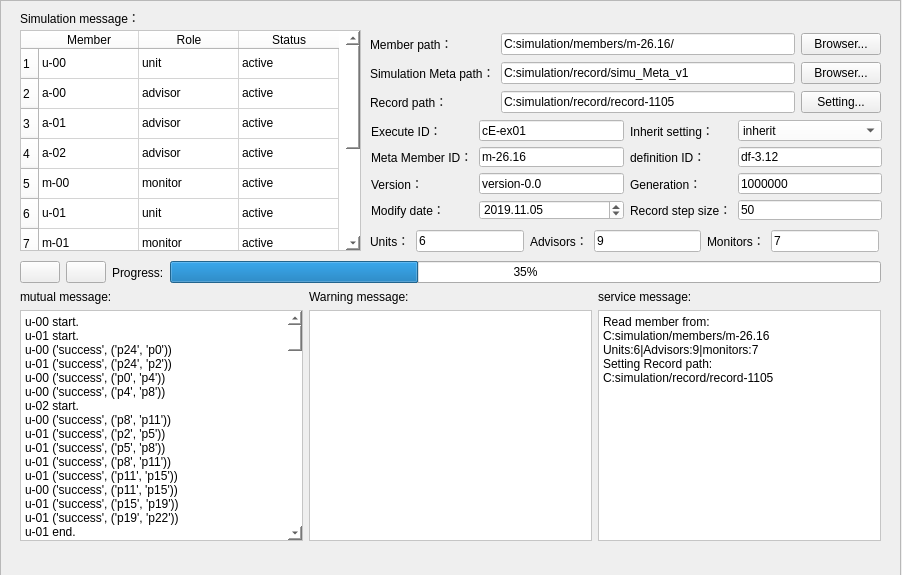
Above: UI/coEvolution_child.ui from ANiMA931/simulation_execution_monitoring before the change. Below: the same form after it.
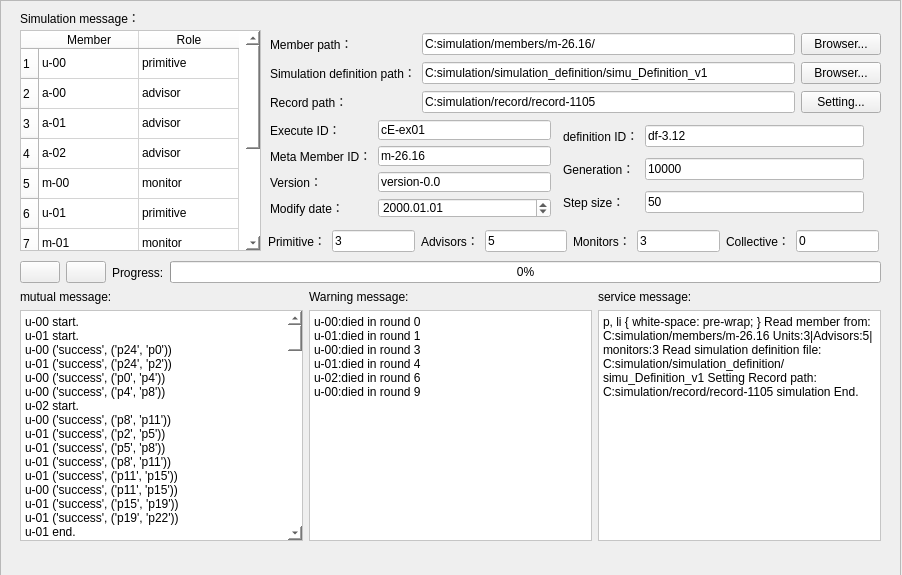
That is the form after the change. Icons and pictures are not drawn.

What changed in the file:
```diff
--- a/UI/coEvolution_child.ui
+++ b/UI/coEvolution_child.ui
@@ -102,7 +102,7 @@
      <item>
       <widget class="QProgressBar" name="exe_progress_bar">
        <property name="value">
-        <number>35</number>
+        <number>0</number>
        </property>
       </widget>
      </item>
@@ -113,7 +113,7 @@
      <rect>
       <x>20</x>
       <y>30</y>
-      <width>341</width>
+      <width>241</width>
       <height>221</height>
      </rect>
     </property>
@@ -185,11 +185,6 @@
       <string>Role</string>
      </property>
     </column>
-    <column>
-     <property name="text">
-      <string>Status</string>
-     </property>
-    </column>
     <item row="0" column="0">
      <property name="text">
       <string>u-00</string>
@@ -197,12 +192,7 @@
     </item>
     <item row="0" column="1">
      <property name="text">
-      <string>unit</string>
-     </property>
-    </item>
-    <item row="0" column="2">
-     <property name="text">
-      <string>active</string>
+      <string>primitive</string>
      </property>
     </item>
     <item row="1" column="0">
@@ -215,11 +205,6 @@
       <string>advisor</string>
      </property>
     </item>
-    <item row="1" column="2">
-     <property name="text">
-      <string>active</string>
-     </property>
-    </item>
     <item row="2" column="0">
      <property name="text">
       <string>a-01</string>
@@ -230,11 +215,6 @@
       <string>advisor</string>
      </property>
     </item>
-    <item row="2" column="2">
-     <property name="text">
-      <string>active</string>
-     </property>
-    </item>
     <item row="3" column="0">
      <property name="text">
       <string>a-02</string>
@@ -245,11 +225,6 @@
       <string>advisor</string>
      </property>
     </item>
-    <item row="3" column="2">
-     <property name="text">
-      <string>active</string>
-     </property>
-    </item>
     <item row="4" column="0">
      <property name="text">
       <string>m-00</string>
@@ -260,11 +235,6 @@
       <string>monitor</string>
      </property>
     </item>
-    <item row="4" column="2">
-     <property name="text">
-      <string>active</string>
-     </property>
-    </item>
     <item row="5" column="0">
      <property name="text">
       <string>u-01</string>
@@ -272,12 +242,7 @@
     </item>
     <item row="5" column="1">
      <property name="text">
-      <string>unit</string>
-     </property>
-    </item>
-    <item row="5" column="2">
-     <property name="text">
-      <string>active</string>
+      <string>primitive</string>
      </property>
     </item>
     <item row="6" column="0">
@@ -290,11 +255,6 @@
       <string>monitor</string>
      </property>
     </item>
-    <item row="6" column="2">
-     <property name="text">
-      <string>active</string>
-     </property>
-    </item>
     <item row="7" column="0">
      <property name="text">
       <string>a-03</string>
@@ -305,11 +265,6 @@
       <string>advisor</string>
      </property>
     </item>
-    <item row="7" column="2">
-     <property name="text">
-      <string>active</string>
-     </property>
-    </item>
     <item row="8" column="0">
      <property name="text">
       <string>m-02</string>
@@ -320,11 +275,6 @@
       <string>monitor</string>
      </property>
     </item>
-    <item row="8" column="2">
-     <property name="text">
-      <string>active</string>
-     </property>
-    </item>
     <item row="9" column="0">
      <property name="text">
       <string>u-03</string>
@@ -332,12 +282,7 @@
     </item>
     <item row="9" column="1">
      <property name="text">
-      <string>unit</string>
-     </property>
-    </item>
-    <item row="9" column="2">
-     <property name="text">
-      <string>active</string>
+      <string>primitive</string>
      </property>
     </item>
     <item row="10" column="0">
@@ -350,11 +295,6 @@
       <string>advisor</string>
      </property>
     </item>
-    <item row="10" column="2">
-     <property name="text">
-      <string>active</string>
-     </property>
-    </item>
    </widget>
    <widget class="QWidget" name="layoutWidget_3">
     <property name="geometry">
@@ -1324,7 +1264,12 @@
 &lt;html&gt;&lt;head&gt;&lt;meta name=&quot;qrichtext&quot; content=&quot;1&quot; /&gt;&lt;style type=&quot;text/css&quot;&gt;
 p, li { white-space: pre-wrap; }
 &lt;/style&gt;&lt;/head&gt;&lt;body style=&quot; font-family:'SimSun'; font-size:9pt; font-weight:400; font-style:normal;&quot;&gt;
-&lt;p style=&quot;-qt-paragraph-type:empty; margin-top:0px; margin-bottom:0px; margin-left:0px; margin-right:0px; -qt-block-indent:0; text-indent:0px;&quot;&gt;&lt;br /&gt;&lt;/p&gt;&lt;/body&gt;&lt;/html&gt;</string>
+&lt;p style=&quot; margin-top:0px; margin-bottom:0px; margin-left:0px; margin-right:0px; -qt-block-indent:0; text-indent:0px;&quot;&gt;u-00:died in round 0&lt;/p&gt;
+&lt;p style=&quot; margin-top:0px; margin-bottom:0px; margin-left:0px; margin-right:0px; -qt-block-indent:0; text-indent:0px;&quot;&gt;u-01:died in round 1&lt;/p&gt;
+&lt;p style=&quot; margin-top:0px; margin-bottom:0px; margin-left:0px; margin-right:0px; -qt-block-indent:0; text-indent:0px;&quot;&gt;u-00:died in round 3&lt;/p&gt;
+&lt;p style=&quot; margin-top:0px; margin-bottom:0px; margin-left:0px; margin-right:0px; -qt-block-indent:0; text-indent:0px;&quot;&gt;u-01:died in round 4&lt;/p&gt;
+&lt;p style=&quot; margin-top:0px; margin-bottom:0px; margin-left:0px; margin-right:0px; -qt-block-indent:0; text-indent:0px;&quot;&gt;u-02:died in round 6&lt;/p&gt;
+&lt;p style=&quot; margin-top:0px; margin-bottom:0px; margin-left:0px; margin-right:0px; -qt-block-indent:0; text-indent:0px;&quot;&gt;u-00:died in round 9&lt;/p&gt;&lt;/body&gt;&lt;/html&gt;</string>
        </property>
       </widget>
      </item>
@@ -1340,10 +1285,12 @@
 &lt;/style&gt;&lt;/head&gt;&lt;body style=&quot; font-family:'SimSun'; font-size:9pt; font-weight:400; font-style:normal;&quot;&gt;
 &lt;p style=&quot; margin-top:0px; margin-bottom:0px; margin-left:0px; margin-right:0px; -qt-block-indent:0; text-indent:0px;&quot;&gt;Read member from:&lt;/p&gt;
 &lt;p style=&quot; margin-top:0px; margin-bottom:0px; margin-left:0px; margin-right:0px; -qt-block-indent:0; text-indent:0px;&quot;&gt;C:simulation/members/m-26.16&lt;/p&gt;
-&lt;p style=&quot; margin-top:0px; margin-bottom:0px; margin-left:0px; margin-right:0px; -qt-block-indent:0; text-indent:0px;&quot;&gt;Units:6|Advisors:9|monitors:7&lt;/p&gt;
+&lt;p style=&quot; margin-top:0px; margin-bottom:0px; margin-left:0px; margin-right:0px; -qt-block-indent:0; text-indent:0px;&quot;&gt;Units:3|Advisors:5|monitors:3&lt;/p&gt;
+&lt;p style=&quot; margin-top:0px; margin-bottom:0px; margin-left:0px; margin-right:0px; -qt-block-indent:0; text-indent:0px;&quot;&gt;Read simulation definition file:&lt;/p&gt;
+&lt;p style=&quot; margin-top:0px; margin-bottom:0px; margin-left:0px; margin-right:0px; -qt-block-indent:0; text-indent:0px;&quot;&gt;C:simulation/simulation_definition/simu_Definition_v1&lt;/p&gt;
 &lt;p style=&quot; margin-top:0px; margin-bottom:0px; margin-left:0px; margin-right:0px; -qt-block-indent:0; text-indent:0px;&quot;&gt;Setting Record path:&lt;/p&gt;
 &lt;p style=&quot; margin-top:0px; margin-bottom:0px; margin-left:0px; margin-right:0px; -qt-block-indent:0; text-indent:0px;&quot;&gt;C:simulation/record/record-1105&lt;/p&gt;
-&lt;p style=&quot;-qt-paragraph-type:empty; margin-top:0px; margin-bottom:0px; margin-left:0px; margin-right:0px; -qt-block-indent:0; text-indent:0px;&quot;&gt;&lt;br /&gt;&lt;/p&gt;&lt;/body&gt;&lt;/html&gt;</string>
+&lt;p style=&quot; margin-top:0px; margin-bottom:0px; margin-left:0px; margin-right:0px; -qt-block-indent:0; text-indent:0px;&quot;&gt;simulation End.&lt;/p&gt;&lt;/body&gt;&lt;/html&gt;</string>
        </property>
       </widget>
      </item>
@@ -1352,9 +1299,9 @@
    <widget class="QWidget" name="layoutWidget">
     <property name="geometry">
      <rect>
-      <x>370</x>
+      <x>268</x>
       <y>230</y>
-      <width>509</width>
+      <width>611</width>
       <height>22</height>
      </rect>
     </property>
@@ -1362,7 +1309,7 @@
      <item>
       <widget class="QLabel" name="label_4">
        <property name="text">
-        <string>Units：</string>
+        <string>Primitive：</string>
        </property>
       </widget>
      </item>
@@ -1373,7 +1320,7 @@
 </string>
        </property>
        <property name="text">
-        <string>6</string>
+        <string>3</string>
        </property>
       </widget>
      </item>
@@ -1391,7 +1338,7 @@
 </string>
        </property>
        <property name="text">
-        <string>9</string>
+        <string>5</string>
        </property>
       </widget>
      </item>
@@ -1409,19 +1356,124 @@
 </string>
        </property>
        <property name="text">
-        <string>7</string>
+        <string>3</string>
        </property>
       </widget>
      </item>
+     <item>
+      <widget class="QLabel" name="label_7">
+       <property name="text">
+        <string>Collective：</string>
+       </property>
+      </widget>
+     </item>
+     <item>
+      <widget class="QLineEdit" name="se_ID_edit_7">
+       <property name="styleSheet">
+        <string notr="true">background-color: rgb(255, 255, 255);
+</string>
+       </property>
+       <property name="text">
+        <string>0</string>
+       </property>
+      </widget>
+     </item>
     </layout>
    </widget>
    <widget class="QWidget" name="layoutWidget">
     <property name="geometry">
      <rect>
-      <x>371</x>
+      <x>270</x>
+      <y>32</y>
+      <width>611</width>
+      <height>83</height>
+     </rect>
+    </property>
+    <layout class="QGridLayout" name="gridLayout">
+     <item row="0" column="0">
+      <widget class="QLabel" name="units_dir_label">
+       <property name="text">
+        <string>Member path：</string>
+       </property>
+      </widget>
+     </item>
+     <item row="0" column="1">
+      <widget class="QLineEdit" name="units_dir_path">
+       <property name="styleSheet">
+        <string notr="true">background-color: rgb(255, 255, 255);
+</string>
+       </property>
+       <property name="text">
+        <string>C:simulation/members/m-26.16/</string>
+       </property>
+      </widget>
+     </item>
+     <item row="0" column="2">
+      <widget class="QPushButton" name="units_filedialog_btn">
+       <property name="text">
+        <string>Browser...</string>
+       </property>
+      </widget>
+     </item>
+     <item row="1" column="0">
+      <widget class="QLabel" name="simu_meta_dir_label">
+       <property name="text">
+        <string>Simulation definition path：</string>
+       </property>
+      </widget>
+     </item>
+     <item row="1" column="1">
+      <widget class="QLineEdit" name="simu_meta_dir_path">
+       <property name="styleSheet">
+        <string notr="true">background-color: rgb(255, 255, 255);
+</string>
+       </property>
+       <property name="text">
+        <string>C:simulation/simulation_definition/simu_Definition_v1</string>
+       </property>
+      </widget>
+     </item>
+     <item row="1" column="2">
+      <widget class="QPushButton" name="simu_meta_filedialog_btn">
+       <property name="text">
+        <string>Browser...</string>
+       </property>
+      </widget>
+     </item>
+     <item row="2" column="0">
+      <widget class="QLabel" name="record_dir_label">
+       <property name="text">
+        <string>Record path：</string>
+       </property>
+      </widget>
+     </item>
+     <item row="2" column="1">
+      <widget class="QLineEdit" name="record_dir_path">
+       <property name="styleSheet">
+        <string notr="true">background-color: rgb(255, 255, 255);
+</string>
+       </property>
+       <property name="text">
+        <string>C:simulation/record/record-1105</string>
+       </property>
+      </widget>
+     </item>
+     <item row="2" column="2">
+      <widget class="QPushButton" name="record_filedialog_btn">
+       <property name="text">
+        <string>Setting...</string>
+       </property>
+      </widget>
+     </item>
+    </layout>
+   </widget>
+   <widget class="QWidget" name="layoutWidget">
+    <property name="geometry">
+     <rect>
+      <x>270</x>
       <y>120</y>
-      <width>511</width>
-      <height>100</height>
+      <width>281</width>
+      <height>98</height>
      </rect>
     </property>
     <layout class="QGridLayout" name="gridLayout_2">
@@ -1443,31 +1495,6 @@
        </property>
       </widget>
      </item>
-     <item row="0" column="2">
-      <widget class="QLabel" name="result_handle_label">
-       <property name="text">
-        <string>Inherit setting：</string>
-       </property>
-      </widget>
-     </item>
-     <item row="0" column="3">
-      <widget class="QComboBox" name="result_handle_combobox">
-       <property name="styleSheet">
-        <string notr="true">background-color: rgb(255, 255, 255);
-</string>
-       </property>
-       <item>
-        <property name="text">
-         <string>inherit</string>
-        </property>
-       </item>
-       <item>
-        <property name="text">
-         <string>don't inherit</string>
-        </property>
-       </item>
-      </widget>
-     </item>
      <item row="1" column="0">
       <widget class="QLabel" name="se_ID_label_2">
        <property name="text">
@@ -1486,24 +1513,6 @@
        </property>
       </widget>
      </item>
-     <item row="1" column="2">
-      <widget class="QLabel" name="se_ID_label_3">
-       <property name="text">
-        <string>definition ID：</string>
-       </property>
-      </widget>
-     </item>
-     <item row="1" column="3">
-      <widget class="QLineEdit" name="se_ID_edit_6">
-       <property name="styleSheet">
-        <string notr="true">background-color: rgb(255, 255, 255);
-</string>
-       </property>
-       <property name="text">
-        <string>df-3.12</string>
-       </property>
-      </widget>
-     </item>
      <item row="2" column="0">
       <widget class="QLabel" name="version_label">
        <property name="text">
@@ -1522,23 +1531,6 @@
        </property>
       </widget>
      </item>
-     <item row="2" column="2">
-      <widget class="QLabel" name="generation_label">
-       <property name="text">
-        <string>Generation：</string>
-       </property>
-      </widget>
-     </item>
-     <item row="2" column="3">
-      <widget class="QLineEdit" name="generation_lineEdit">
-       <property name="styleSheet">
-        <string notr="true">background-color: rgb(255, 255, 255);</string>
-       </property>
-       <property name="text">
-        <string>1000000</string>
-       </property>
-      </widget>
-     </item>
      <item row="3" column="0">
       <widget class="QLabel" name="modify_date_label">
        <property name="text">
@@ -1552,29 +1544,66 @@
         <string notr="true">background-color: rgb(255, 255, 255);
 </string>
        </property>
-       <property name="dateTime">
-        <datetime>
-         <hour>0</hour>
-         <minute>0</minute>
-         <second>0</second>
-         <year>2019</year>
-         <month>11</month>
-         <day>5</day>
-        </datetime>
-       </property>
        <property name="displayFormat">
         <string>yyyy.MM.dd</string>
        </property>
       </widget>
      </item>
-     <item row="3" column="2">
+    </layout>
+   </widget>
+   <widget class="QWidget" name="layoutWidget">
+    <property name="geometry">
+     <rect>
+      <x>563</x>
+      <y>120</y>
+      <width>301</width>
+      <height>101</height>
+     </rect>
+    </property>
+    <layout class="QGridLayout" name="gridLayout_4">
+     <item row="0" column="0">
+      <widget class="QLabel" name="se_ID_label_3">
+       <property name="text">
+        <string>definition ID：</string>
+       </property>
+      </widget>
+     </item>
+     <item row="0" column="1">
+      <widget class="QLineEdit" name="se_ID_edit_6">
+       <property name="styleSheet">
+        <string notr="true">background-color: rgb(255, 255, 255);
+</string>
+       </property>
+       <property name="text">
+        <string>df-3.12</string>
+       </property>
+      </widget>
+     </item>
+     <item row="1" column="0">
+      <widget class="QLabel" name="generation_label">
+       <property name="text">
+        <string>Generation：</string>
+       </property>
+      </widget>
+     </item>
+     <item row="1" column="1">
+      <widget class="QLineEdit" name="generation_lineEdit">
+       <property name="styleSheet">
+        <string notr="true">background-color: rgb(255, 255, 255);</string>
+       </property>
+       <property name="text">
+        <string>10000</string>
+       </property>
+      </widget>
+     </item>
+     <item row="2" column="0">
       <widget class="QLabel" name="step_size_label">
        <property name="text">
-        <string>Record step size：</string>
+        <string>Step size：</string>
        </property>
       </widget>
      </item>
-     <item row="3" column="3">
+     <item row="2" column="1">
       <widget class="QLineEdit" name="step_size_lineEdit">
        <property name="styleSheet">
         <string notr="true">background-color: rgb(255, 255, 255);
@@ -1587,93 +1616,6 @@
      </item>
     </layout>
    </widget>
-   <widget class="QWidget" name="layoutWidget">
-    <property name="geometry">
-     <rect>
-      <x>370</x>
-      <y>32</y>
-      <width>511</width>
-      <height>83</height>
-     </rect>
-    </property>
-    <layout class="QGridLayout" name="gridLayout">
-     <item row="0" column="0">
-      <widget class="QLabel" name="units_dir_label">
-       <property name="text">
-        <string>Member path：</string>
-       </property>
-      </widget>
-     </item>
-     <item row="0" column="1">
-      <widget class="QLineEdit" name="units_dir_path">
-       <property name="styleSheet">
-        <string notr="true">background-color: rgb(255, 255, 255);
-</string>
-       </property>
-       <property name="text">
-        <string>C:simulation/members/m-26.16/</string>
-       </property>
-      </widget>
-     </item>
-     <item row="0" column="2">
-      <widget class="QPushButton" name="units_filedialog_btn">
-       <property name="text">
-        <string>Browser...</string>
-       </property>
-      </widget>
-     </item>
-     <item row="1" column="0">
-      <widget class="QLabel" name="simu_meta_dir_label">
-       <property name="text">
-        <string>Simulation Meta path：</string>
-       </property>
-      </widget>
-     </item>
-     <item row="1" column="1">
-      <widget class="QLineEdit" name="simu_meta_dir_path">
-       <property name="styleSheet">
-        <string notr="true">background-color: rgb(255, 255, 255);
-</string>
-       </property>
-       <property name="text">
-        <string>C:simulation/record/simu_Meta_v1</string>
-       </property>
-      </widget>
-     </item>
-     <item row="1" column="2">
-      <widget class="QPushButton" name="simu_meta_filedialog_btn">
-       <property name="text">
-        <string>Browser...</string>
-       </property>
-      </widget>
-     </item>
-     <item row="2" column="0">
-      <widget class="QLabel" name="record_dir_label">
-       <property name="text">
-        <string>Record path：</string>
-       </property>
-      </widget>
-     </item>
-     <item row="2" column="1">
-      <widget class="QLineEdit" name="record_dir_path">
-       <property name="styleSheet">
-        <string notr="true">background-color: rgb(255, 255, 255);
-</string>
-       </property>
-       <property name="text">
-        <string>C:simulation/record/record-1105</string>
-       </property>
-      </widget>
-     </item>
-     <item row="2" column="2">
-      <widget class="QPushButton" name="record_filedialog_btn">
-       <property name="text">
-        <string>Setting...</string>
-       </property>
-      </widget>
-     </item>
-    </layout>
-   </widget>
   </widget>
  </widget>
  <resources>
```
Left out of the diff: 4 changed lines with no effect on the pictures.
